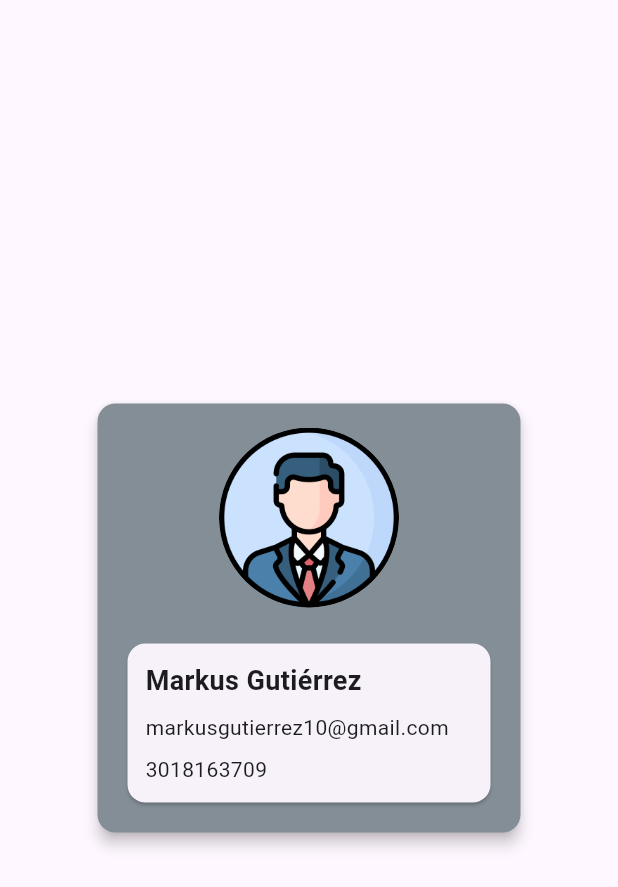
After one commit to MarkusGutierrez10/app_bloc_Consumer, a Flutter app: the SuccesDatos screen opened directly, on a phone screen of 412 x 824 dp. The commit adds this screen. Shown: the top 887 px of the screen. Run offline on Flutter 3.47's test engine with Material 3 defaults, Android fonts, the phone set to English and light mode, and no system bars; our stand-ins replace bloc, equatable, flutter_bloc.

Commit message:
mejora de vista success

```diff
--- /dev/null
+++ b/perfil/lib/presentation/view/SuccessDatos.dart
@@ -0,0 +1,67 @@
+
+import 'package:flutter/material.dart';
+
+class SuccesDatos extends StatelessWidget {
+    const SuccesDatos({
+      super.key,
+    });
+
+  @override
+  Widget build(BuildContext context) {
+    return Scaffold(
+      body: Center(
+        child: Card(
+          color: const Color.fromARGB(255, 132, 142, 151),
+          elevation: 4,
+          margin: EdgeInsets.all(20),
+          child: Padding(
+            padding: const EdgeInsets.all(16.0),
+            child: Column(
+              mainAxisSize: MainAxisSize.min,
+              children: [
+                ClipRRect(
+                  borderRadius: BorderRadius.circular(60),
+                  child: Image.asset("assets/perfil.png",
+                    width: 120,
+                    height: 120,
+                    fit: BoxFit.cover,
+                  ),
+                ),
+                SizedBox(height: 20),
+
+                SizedBox(
+                  width: 250,
+                  child: Card(
+                    child: Padding(
+                      padding: const EdgeInsets.all(12.0),
+                      child: Column(
+                        mainAxisSize: MainAxisSize.min,
+                        crossAxisAlignment: CrossAxisAlignment.start,
+                        children: [
+                          Text(
+                            "Markus Gutiérrez",
+                            style: TextStyle(
+                              fontSize: 18,
+                              fontWeight: FontWeight.bold,
+                            ),
+                          ),
+                          SizedBox(height: 8),
+                          Text(
+                            "markusgutierrez10@gmail.com",
+                            overflow: TextOverflow.ellipsis,
+                          ),
+                          SizedBox(height: 8),
+                          Text("3018163709"),
+                        ],
+                      ),
+                    ),
+                  ),
+                ),
+              ],
+            ),
+          ),
+        ),
+      ),
+    );
+  }
+}
```
Also changed, not shown: perfil/lib/presentation/model/datos.dart (added, +11 -0 lines), perfil/lib/presentation/view/success.dart (+9 -56 lines).
